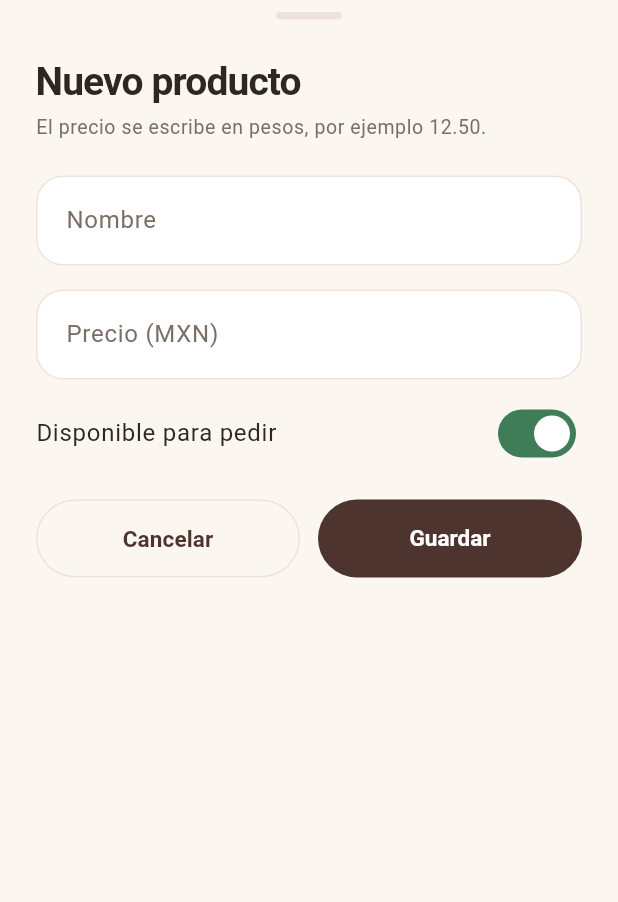
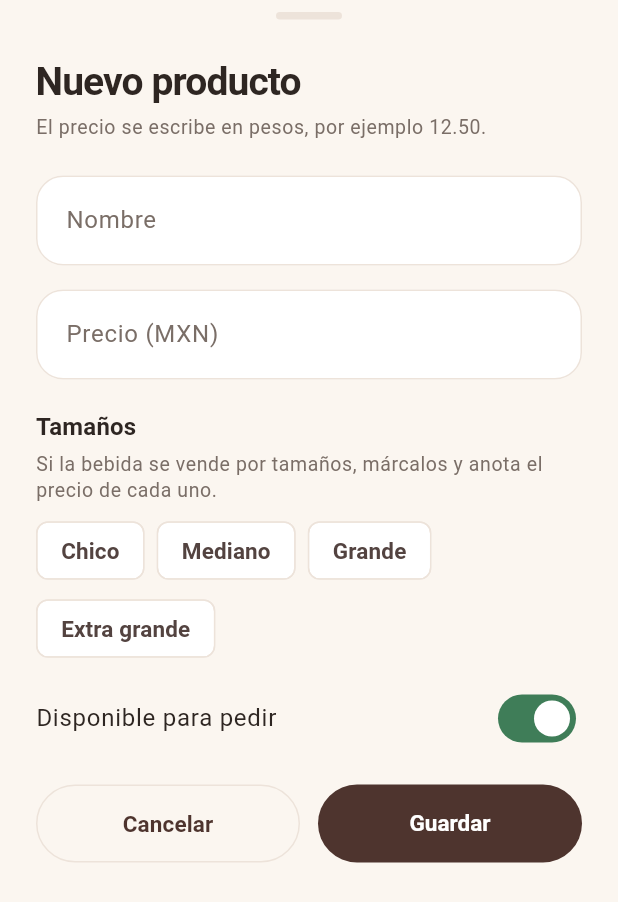
Before and after one commit to DMI-2026/cafeteria_utez, a Flutter app: the FormularioProducto widget shown alone on an empty page, opened directly, on a phone screen of 412 x 824 dp. Shown: the top 902 px of the screen. Run offline on Flutter 3.47's test engine with Material 3 defaults, Android fonts, the phone set to English and light mode, and no system bars; network calls fail.

Commit message:
feat: agregar selector de tamanos al formulario de producto
Chips para ch, md, g y xl; al marcar un tamano aparece su campo de precio. En edicion se precargan los tamanos y precios del producto.

Closes #37

```diff
--- a/apps/mobile/lib/components/organisms/formulario_producto.dart
+++ b/apps/mobile/lib/components/organisms/formulario_producto.dart
@@ -4,6 +4,7 @@ import 'package:flutter/services.dart';
 import '../../core/format/dinero.dart';
 import '../../core/theme/app_theme.dart';
 import '../../models/producto.dart';
+import '../../models/tamano.dart';
 
 /// Datos capturados en el formulario; el precio ya va en centavos (M-01).
 class ProductoFormData {
@@ -46,6 +47,10 @@ class _FormularioProductoState extends State<FormularioProducto> {
   late final TextEditingController _precio;
   late bool _disponible;
 
+  /// Tamaños marcados en el selector y el precio capturado de cada uno.
+  final Set<Tamano> _tamanosElegidos = <Tamano>{};
+  final Map<Tamano, TextEditingController> _preciosPorTamano = {};
+
   bool get _esEdicion => widget.producto != null;
 
   @override
@@ -59,13 +64,40 @@ class _FormularioProductoState extends State<FormularioProducto> {
           : formatPrecio(producto.precioCentavos).replaceFirst('\$', ''),
     );
     _disponible = producto?.disponible ?? true;
+
+    for (final precio in producto?.tamanos ?? const <PrecioPorTamano>[]) {
+      _tamanosElegidos.add(precio.tamano);
+      _preciosPorTamano[precio.tamano] = TextEditingController(
+        text: formatPrecio(precio.precioCentavos).replaceFirst('\$', ''),
+      );
+    }
   }
 
   @override
   void dispose() {
     _nombre.dispose();
     _precio.dispose();
+    for (final control in _preciosPorTamano.values) {
+      control.dispose();
+    }
     super.dispose();
+  }
+
+  TextEditingController _controlDe(Tamano tamano) {
+    return _preciosPorTamano.putIfAbsent(
+      tamano,
+      () => TextEditingController(),
+    );
+  }
+
+  void _alternarTamano(Tamano tamano, bool elegido) {
+    setState(() {
+      if (elegido) {
+        _tamanosElegidos.add(tamano);
+      } else {
+        _tamanosElegidos.remove(tamano);
+      }
+    });
   }
 
   void _guardar() {
@@ -160,6 +192,51 @@ class _FormularioProductoState extends State<FormularioProducto> {
                   return null;
                 },
               ),
+              const SizedBox(height: 20),
+              Text(
+                'Tamaños',
+                style: Theme.of(context).textTheme.titleMedium,
+              ),
+              const SizedBox(height: 4),
+              Text(
+                'Si la bebida se vende por tamaños, márcalos y anota el '
+                'precio de cada uno.',
+                style: Theme.of(context).textTheme.bodySmall,
+              ),
+              const SizedBox(height: 8),
+              Wrap(
+                spacing: 8,
+                runSpacing: 4,
+                children: [
+                  for (final tamano in Tamano.values)
+                    FilterChip(
+                      key: Key('chip-tamano-${tamano.codigo}'),
+                      label: Text(tamano.etiqueta),
+                      selected: _tamanosElegidos.contains(tamano),
+                      onSelected: (elegido) => _alternarTamano(tamano, elegido),
+                    ),
+                ],
+              ),
+              for (final tamano in Tamano.values)
+                if (_tamanosElegidos.contains(tamano)) ...[
+                  const SizedBox(height: 12),
+                  TextFormField(
+                    key: Key('campo-precio-tamano-${tamano.codigo}'),
+                    controller: _controlDe(tamano),
+                    keyboardType: const TextInputType.numberWithOptions(
+                      decimal: true,
+                    ),
+                    inputFormatters: [
+                      FilteringTextInputFormatter.allow(RegExp(r'[\d.$]')),
+                    ],
+                    decoration: InputDecoration(
+                      labelText: 'Precio ${tamano.etiqueta} (MXN)',
+                      hintText: '12.50',
+                      prefixText: '\$ ',
+                      border: const OutlineInputBorder(),
+                    ),
+                  ),
+                ],
               const SizedBox(height: 8),
               SwitchListTile(
                 contentPadding: EdgeInsets.zero,
```
Also changed, not shown: 1 other file.
